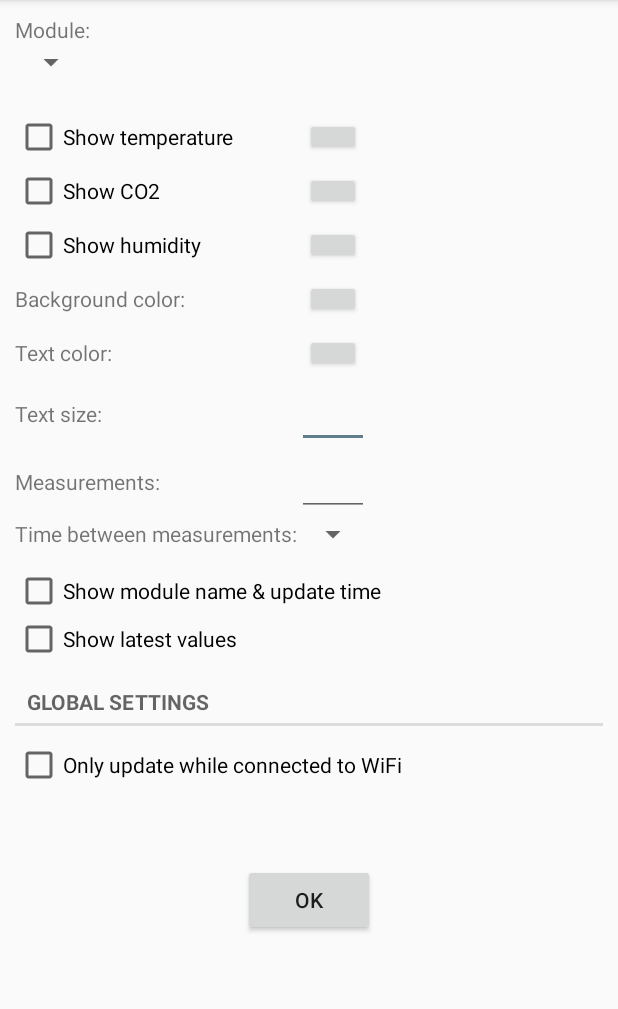
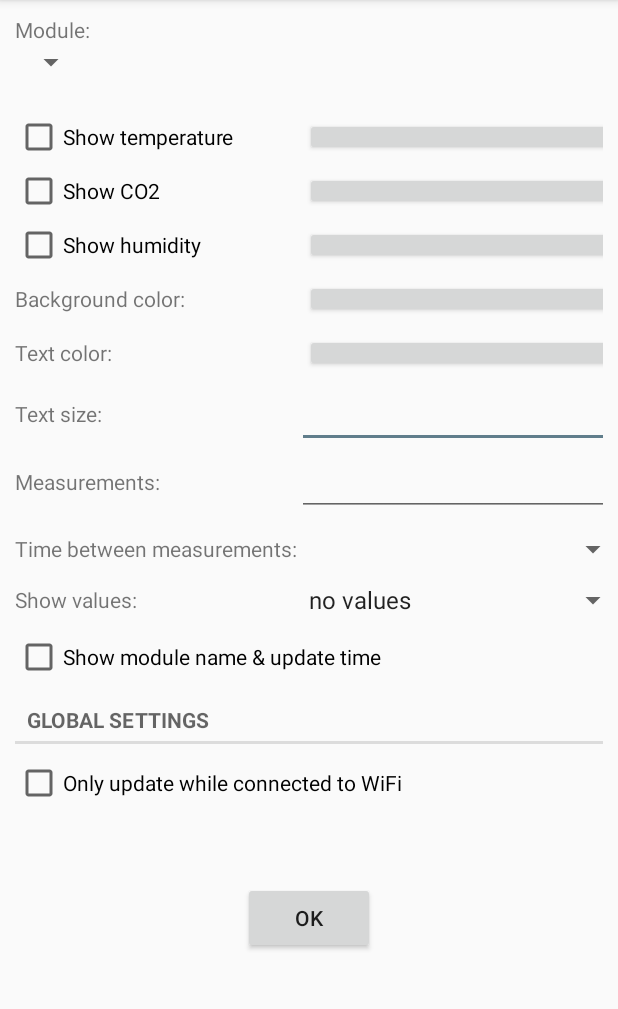
Before and after one commit to j4velin/simplenetatmo, an Android app: the layout graph_widget_config.xml on its own in the app's theme, with its tools: preview values and no code run, on a phone screen of 412 x 824 dp, the part 84-1093 px from its top. Run offline under Robolectric (Android 15) with nearby library versions, the phone set to English and light mode, and no system bars; plain views replace ColorPreviewButton.

Commit message:
add more options for value visualization on graph widget

```diff
--- a/app/src/main/res/layout/graph_widget_config.xml
+++ b/app/src/main/res/layout/graph_widget_config.xml
@@ -108,6 +108,7 @@
                     android:id="@+id/text_size"
                     android:layout_width="wrap_content"
                     android:layout_height="wrap_content"
+                    android:ems="2"
                     android:inputType="numberDecimal" />
             </TableRow>
 
@@ -122,10 +123,13 @@
                     android:id="@+id/limit"
                     android:layout_width="wrap_content"
                     android:layout_height="wrap_content"
+                    android:ems="2"
                     android:inputType="number" />
             </TableRow>
 
-            <TableRow android:gravity="center_vertical">
+            <TableRow
+                android:layout_marginTop="10dp"
+                android:gravity="center_vertical">
 
                 <TextView
                     android:layout_width="wrap_content"
@@ -137,6 +141,22 @@
                     android:layout_width="wrap_content"
                     android:layout_height="wrap_content" />
             </TableRow>
+
+            <TableRow
+                android:layout_marginTop="10dp"
+                android:gravity="center_vertical">
+
+                <TextView
+                    android:layout_width="wrap_content"
+                    android:layout_height="wrap_content"
+                    android:text="@string/show_values" />
+
+                <Spinner
+                    android:id="@+id/valuespinner"
+                    android:layout_width="wrap_content"
+                    android:layout_height="wrap_content"
+                    android:entries="@array/graphwidget_value_types" />
+            </TableRow>
         </TableLayout>
 
         <CheckBox
@@ -145,12 +165,6 @@
             android:layout_height="wrap_content"
             android:layout_marginTop="10dp"
             android:text="@string/show_name" />
-
-        <CheckBox
-            android:id="@+id/show_latest"
-            android:layout_width="wrap_content"
-            android:layout_height="wrap_content"
-            android:text="@string/show_latest_values" />
 
         <TextView
             style="?android:attr/listSeparatorTextViewStyle"
--- a/app/src/main/res/values/strings.xml
+++ b/app/src/main/res/values/strings.xml
@@ -1,5 +1,4 @@
 <resources>
-    <string name="app_name">Simple Weather Widget</string>
     <string name="setup_done">All set! You can now place the widget on your home screen!</string>
     <string name="setup_need_auth">To access your Netatmo weather station and modules, the app needs authorization to read those data from your Netatmo account. Press the button below to open the Netatmo website and grant authorization.</string>
     <string name="button_auth">Authorize application</string>
@@ -25,8 +24,16 @@
     <string name="not_authorized_long">Not authorized to access Netatmo Weather data</string>
     <string name="widget_type_last">Last measurement</string>
     <string name="widget_type_graph">Measurements graph</string>
-    <string name="show_latest_values">Show latest values</string>
     <string name="measurements">Measurements:</string>
     <string name="time_between_measurements">Time between measurements:</string>
     <string name="no_stations">Could not find any Netatmo Weather stations associated with your account</string>
+    <string name="show_values">Show values:</string>
+    <string-array name="graphwidget_value_types">
+        <item>no values</item>
+        <item>latest</item>
+        <item>first &amp; latest</item>
+        <item>min &amp; max</item>
+        <item>latest &amp; min, max</item>
+        <item>first, latest &amp; min, max</item>
+    </string-array>
 </resources>
```
Also changed, not shown: app/src/main/java/de/j4velin/simple/widget/netatmo/GraphWidget.kt (+59 -22 lines), app/src/main/java/de/j4velin/simple/widget/netatmo/Widget.kt (+13 -14 lines), app/src/main/java/de/j4velin/simple/widget/netatmo/api/NetatmoWeatherApi.kt (+7 -8 lines), app/src/main/java/de/j4velin/simple/widget/netatmo/settings/GraphWidgetConfig.kt (+14 -8 lines), app/src/main/res/values/no.translate.xml (added, +12 -0 lines).
